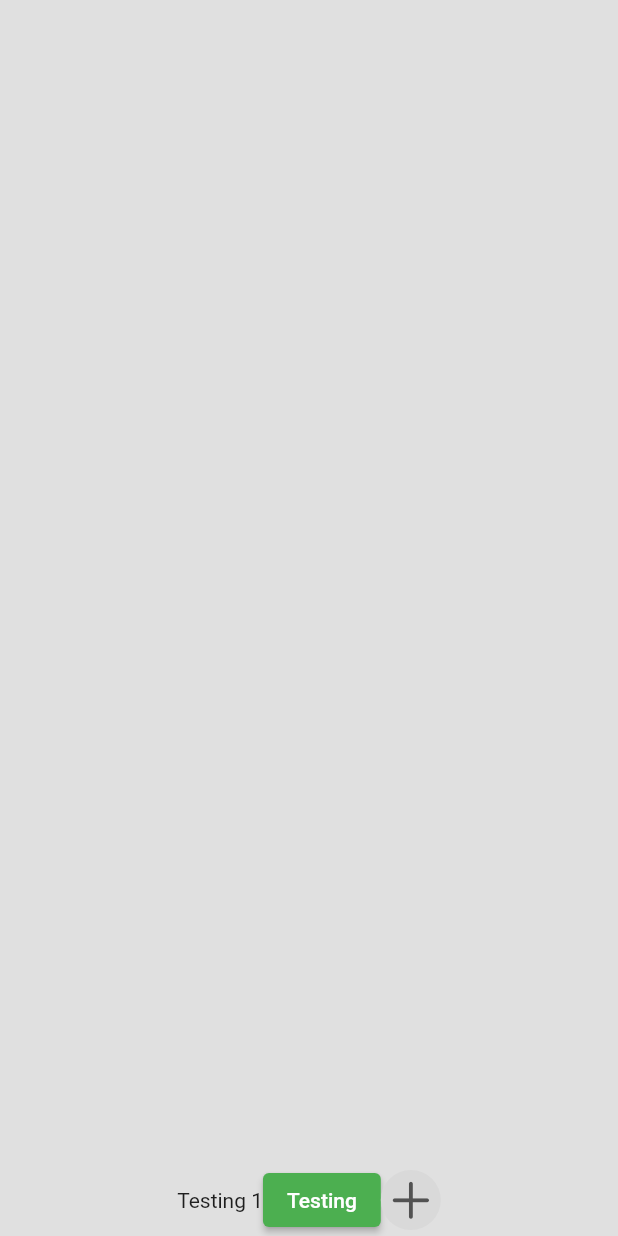
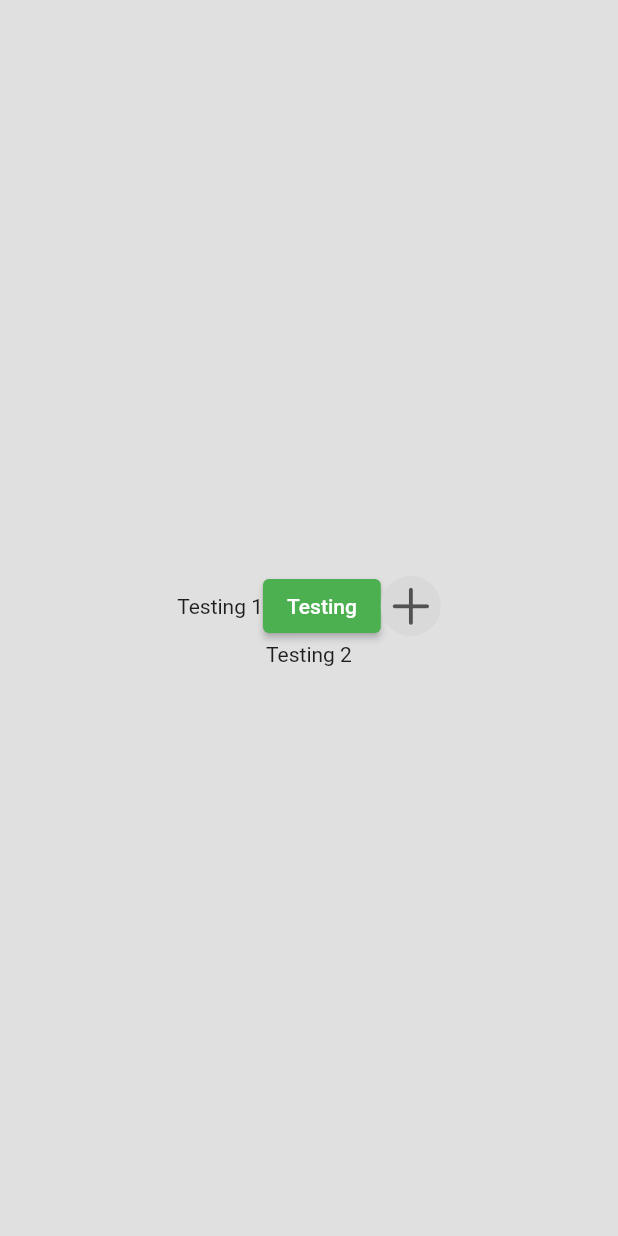
Before and after one commit to GeonwooVincentKim/daily_expanditure_0131, a Flutter app: the screen it shows after launch, on a phone screen of 412 x 824 dp. Run offline on Flutter 3.47's test engine with Material 2 defaults, Android fonts, the phone set to English and light mode, and no system bars; our stand-ins replace flutter_slidable.

Commit message:
[Update] - Dev00

```diff
--- a/lib/screens/home.dart
+++ b/lib/screens/home.dart
@@ -48,9 +48,14 @@ class _HomePageState extends State<HomePage> {
   Widget build(BuildContext context) {
 
     return Scaffold(
-      backgroundColor: Colors.grey[300],
+      backgroundColor: Color.fromRGBO(224, 224, 224, 1),
       // floatingActionButton: MyFloatingActionButton(onPressed: createNewExpanditure),
-      body: Column(
+      body: Stack(
+        alignment: Alignment.center,
+        children: [
+          Column(
+            mainAxisAlignment: MainAxisAlignment.center,
+            crossAxisAlignment: CrossAxisAlignment.center,
             children: [
               ListView.builder(
                 shrinkWrap: true,
@@ -65,10 +70,9 @@ class _HomePageState extends State<HomePage> {
                   );
                 },
               ),
-          Expanded(
-            child: Align(
-              alignment: Alignment.bottomCenter,
-              child: Row(
+              Column(
+                children: [
+                  Row(
                     mainAxisAlignment: MainAxisAlignment.center,
                     children: [
                       Text("Testing 1"),
@@ -89,10 +93,18 @@ class _HomePageState extends State<HomePage> {
                         )
                       )
                     ],
+                  ),
+                  Row(
+                    mainAxisAlignment: MainAxisAlignment.center,
+                    children: [
+                      Text("Testing 2")
+                    ],
                   )
-            ),
+                ],
               )
 
+            ],
+          ),
         ],
       ),
     );
```
Lines whose indentation alone changed are shown as unchanged.
